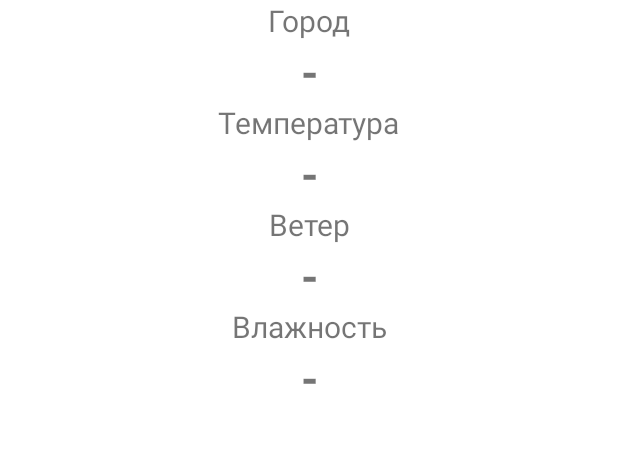
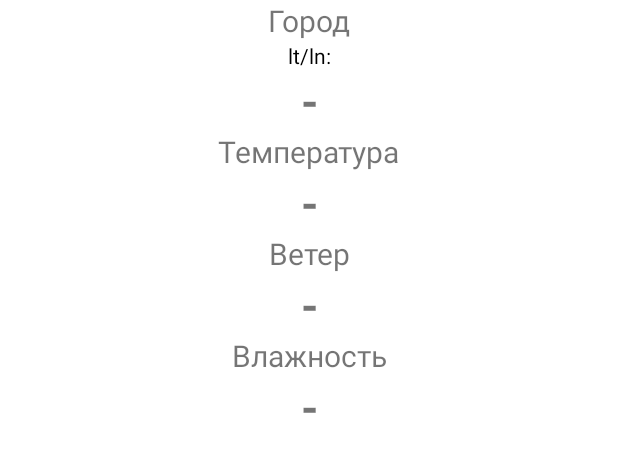
Before and after one commit to fslon/Android2_2, an Android app: the layout details_fragment.xml on its own in the app's theme, with its tools: preview values and no code run, on a phone screen of 412 x 824 dp. Shown: the top 452 px of the screen. Run offline under Robolectric (Android 15) with nearby library versions, the phone set to English and light mode, and no system bars.

Commit message:
работает, написано до пункта "оптимизируем ваш код"

```diff
--- a/app/build.gradle
+++ b/app/build.gradle
@@ -54,5 +54,7 @@ dependencies {
     implementation "androidx.lifecycle:lifecycle-viewmodel-ktx:$lifecycle_version"
     implementation "com.google.android.material:material:1.1.0"
 
+    implementation 'com.google.code.gson:gson:2.8.5'
+
 
 }
--- a/app/src/main/AndroidManifest.xml
+++ b/app/src/main/AndroidManifest.xml
@@ -2,6 +2,7 @@
 <manifest xmlns:android="http://schemas.android.com/apk/res/android"
     package="ru.geekbrains.android2_2">
 
+    <uses-permission android:name="android.permission.INTERNET" />
     <application
         android:allowBackup="true"
         android:icon="@mipmap/ic_launcher"
--- a/app/src/main/java/ru/geekbrains/android2_2/model/City.kt
+++ b/app/src/main/java/ru/geekbrains/android2_2/model/City.kt
@@ -5,5 +5,7 @@ import kotlinx.android.parcel.Parcelize
 
 @Parcelize
 data class City(
-    val city: String
+    val city: String,
+    val lat: Double = 0.0,
+    val lon: Double = 0.0,
 ) : Parcelable
--- a/app/src/main/java/ru/geekbrains/android2_2/view/main/MainFragment.kt
+++ b/app/src/main/java/ru/geekbrains/android2_2/view/main/MainFragment.kt
@@ -1,6 +1,7 @@
 package ru.geekbrains.android2_2.view.main
 
 import android.os.Bundle
+import android.util.Log
 import android.view.LayoutInflater
 import android.view.View
 import android.view.ViewGroup
@@ -25,6 +26,7 @@ class MainFragment : Fragment() {
         override fun onItemViewClick(weather: Weather) {
 
             activity?.supportFragmentManager?.apply {
+                Log.e("!!!!", "тариышгиаги")
                 val bundle = Bundle()
                 bundle.putParcelable(DetailsFragment.BUNDLE_EXTRA, weather)
                 beginTransaction().add(R.id.container, DetailsFragment.newInstance(bundle))
--- a/app/src/main/res/layout/details_fragment.xml
+++ b/app/src/main/res/layout/details_fragment.xml
@@ -5,8 +5,8 @@
     android:id="@+id/main"
     android:layout_width="match_parent"
     android:layout_height="match_parent"
-    tools:context=".view.details.DetailsFragment"
-    android:background="@color/fragmentDetailsBackground">
+    android:background="@color/fragmentDetailsBackground"
+    tools:context=".view.details.DetailsFragment">
 
     <TextView
         android:id="@+id/textview_city"
@@ -19,6 +19,20 @@
         app:layout_constraintTop_toTopOf="parent" />
 
     <TextView
+        android:id="@+id/textview_coordinates"
+        android:layout_width="wrap_content"
+        android:layout_height="wrap_content"
+        android:layout_marginTop="0dp"
+        android:layout_marginBottom="20dp"
+        android:text="@string/lat_lon"
+        android:textColor="@color/black"
+        android:textSize="14sp"
+        app:layout_constraintEnd_toEndOf="parent"
+        app:layout_constraintStart_toStartOf="parent"
+        app:layout_constraintTop_toBottomOf="@id/textview_city" />
+
+
+    <TextView
         android:id="@+id/textview_city_result"
         style="@style/forResults"
         android:layout_width="wrap_content"
@@ -26,7 +40,7 @@
         android:text="@string/string_null"
         app:layout_constraintEnd_toEndOf="parent"
         app:layout_constraintStart_toStartOf="parent"
-        app:layout_constraintTop_toBottomOf="@id/textview_city"
+        app:layout_constraintTop_toBottomOf="@id/textview_coordinates"
 
         />
 
@@ -91,9 +105,6 @@
         app:layout_constraintTop_toBottomOf="@id/textview_wetness" />
 
 
-
-
-
     <androidx.constraintlayout.widget.ConstraintLayout
 
         android:id="@+id/downloading_layout"
--- a/app/src/main/res/values/strings.xml
+++ b/app/src/main/res/values/strings.xml
@@ -10,5 +10,6 @@
     <string name="city_name">City name</string>
     <string name="error">Error</string>
     <string name="reload">Reload</string>
+    <string name="lat_lon">lt/ln: </string>
 
 </resources>
```
Also changed, not shown: app/src/main/java/ru/geekbrains/android2_2/model/Weather.kt (+19 -19 lines), app/src/main/java/ru/geekbrains/android2_2/model/WeatherDTO.kt (added, +11 -0 lines), app/src/main/java/ru/geekbrains/android2_2/view/details/DetailsFragment.kt (+84 -1 lines), app/src/main/java/ru/geekbrains/android2_2/viewModel/MainViewModel.kt (+7 -12 lines).
